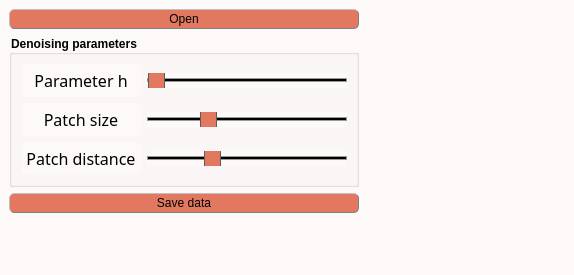
Before: the Qt Designer form inichord/Denoise_2Dmap.ui in Cyril-Langlois/iniCHORD, drawn with Qt 5.
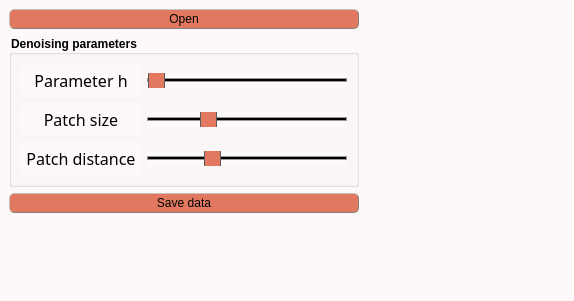
After: the same form once the commit is applied. Icons and pictures are not drawn. Custom widgets are drawn as their Qt base class.

```diff
--- a/inichord/Denoise_2Dmap.ui
+++ b/inichord/Denoise_2Dmap.ui
@@ -10,7 +10,7 @@
     <x>0</x>
     <y>0</y>
     <width>548</width>
-    <height>275</height>
+    <height>301</height>
    </rect>
   </property>
   <property name="sizePolicy">
```
Left out of the diff: 10 changed lines with no effect on the pictures.
